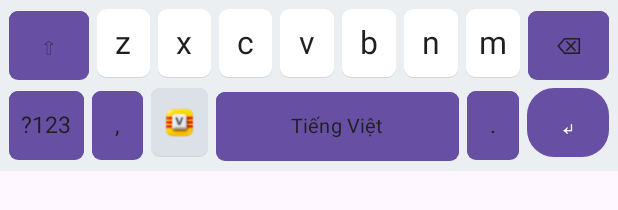
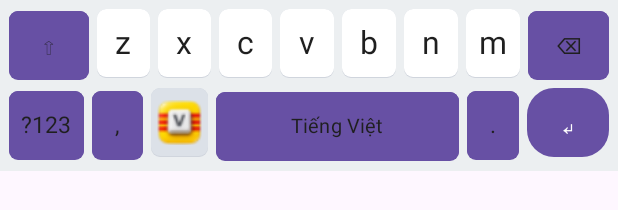
Before and after one commit to no-vici/vnchflex, an Android app: the layout keyboard_view.xml on its own in the app's theme, with its tools: preview values and no code run, on a phone screen of 412 x 824 dp. Shown: the part 290-500 px from the top of the screen. Run offline under Robolectric (Android 15) with nearby library versions, the phone set to English and light mode, and no system bars.

Commit message:
fix(ui): scale up language switch logo with fitCenter and 4dp padding

```diff
--- a/app/src/main/res/values/styles.xml
+++ b/app/src/main/res/values/styles.xml
@@ -44,8 +44,8 @@
     </style>
 
     <style name="LogoSwitchKeyBtn" parent="FuncKeyBtn">
-        <item name="android:scaleType">centerInside</item>
-        <item name="android:padding">9dp</item>
+        <item name="android:scaleType">fitCenter</item>
+        <item name="android:padding">4dp</item>
     </style>
 
     <style name="EnterKeyBtn" parent="KeyBase">
```
Also changed, not shown: 1 other file.
